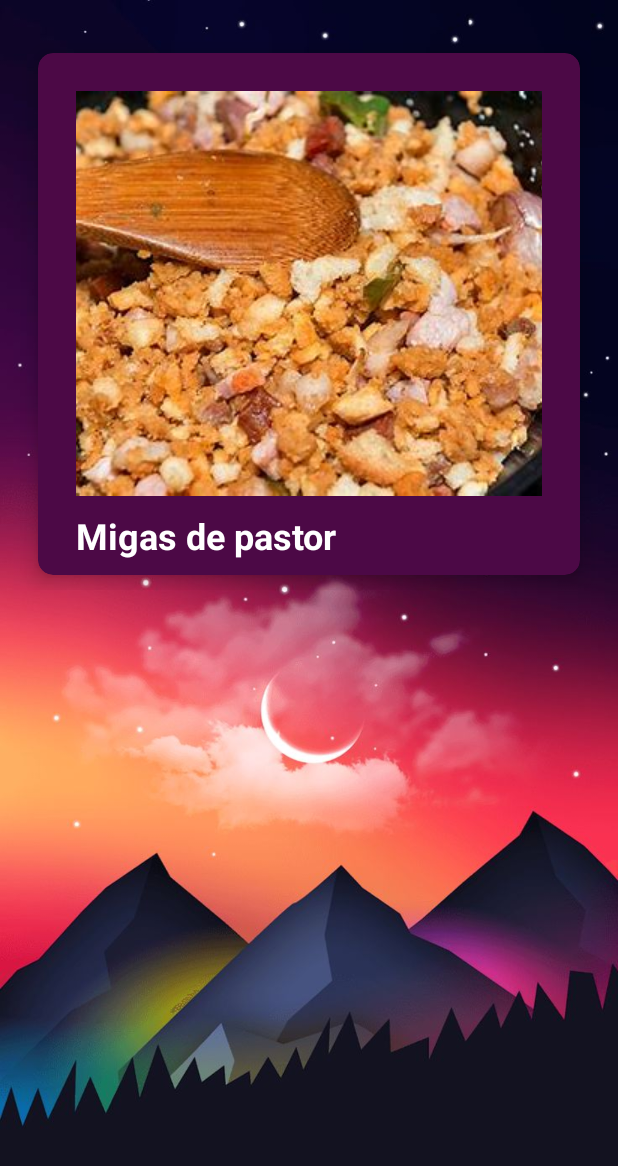
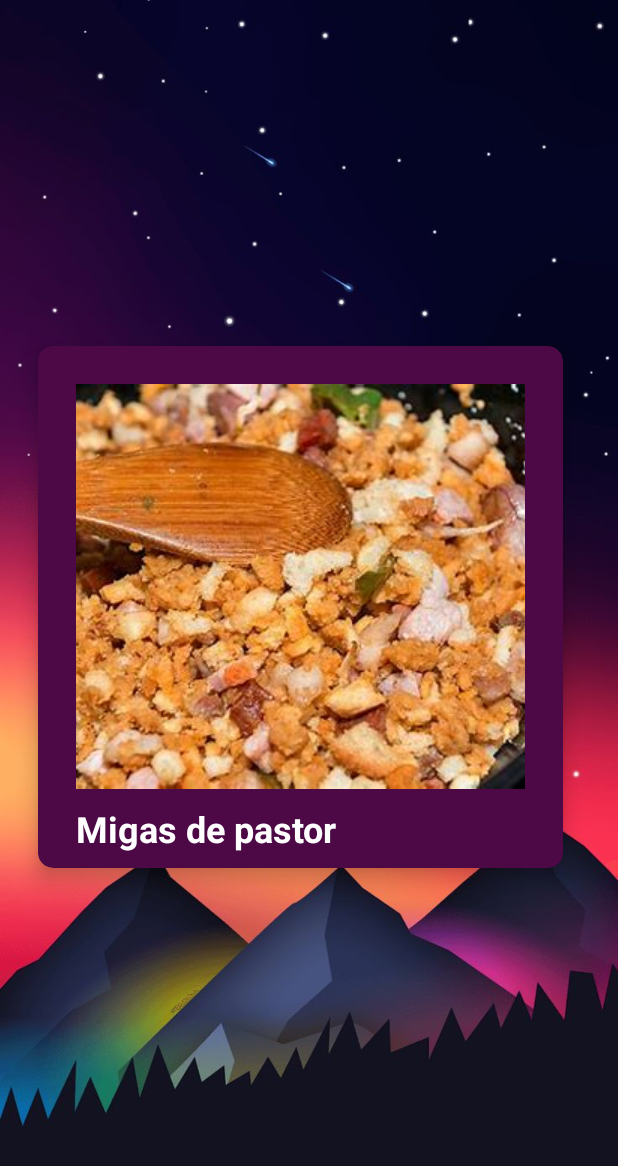
Before and after one commit to Kratos7980/JuegoDondeEstoy, an Android app: the PantallaPrincipal screen opened directly, with no data from a screen before it, on a phone screen of 412 x 824 dp. Shown: the top 1166 px of the screen. Run offline under Robolectric (Android 15) with nearby library versions, the phone set to English and light mode, and no system bars.

Commit message:
pantalla_principal_horizontal

```diff
--- /dev/null
+++ b/DondeEstoyGame/app/src/main/res/layout-land/activity_pantalla_principal.xml
@@ -0,0 +1,19 @@
+<?xml version="1.0" encoding="utf-8"?>
+<androidx.constraintlayout.widget.ConstraintLayout xmlns:android="http://schemas.android.com/apk/res/android"
+    xmlns:app="http://schemas.android.com/apk/res-auto"
+    xmlns:tools="http://schemas.android.com/tools"
+    android:id="@+id/main"
+    android:layout_width="match_parent"
+    android:layout_height="match_parent"
+    tools:context=".view.PantallaPrincipal" >
+
+    <androidx.recyclerview.widget.RecyclerView
+        android:id="@+id/rvItemsList"
+        android:layout_width="match_parent"
+        android:layout_height="match_parent"
+        android:clipToPadding="false"
+        android:paddingTop="25dp"
+        android:paddingBottom="40dp"
+
+        tools:listitem="@layout/item_comida" />
+</androidx.constraintlayout.widget.ConstraintLayout>
--- a/DondeEstoyGame/app/src/main/res/layout/item_comida.xml
+++ b/DondeEstoyGame/app/src/main/res/layout/item_comida.xml
@@ -3,15 +3,16 @@
     xmlns:app="http://schemas.android.com/apk/res-auto"
     xmlns:tools="http://schemas.android.com/tools"
     android:id="@+id/main"
-    android:layout_width="match_parent"
-    android:layout_height="wrap_content"
+    android:layout_gravity="center"
+    android:layout_width="wrap_content"
+    android:layout_height="match_parent"
     tools:context=".view.PantallaPrincipal">
 
     <androidx.cardview.widget.CardView
-        android:layout_width="match_parent"
+        android:layout_width="350dp"
         android:layout_height="wrap_content"
-        android:layout_gravity="center_horizontal"
         android:layout_marginStart="25dp"
+        android:layout_gravity="center"
         android:layout_marginTop="10dp"
         android:layout_marginEnd="25dp"
         android:layout_marginBottom="10dp"
```
